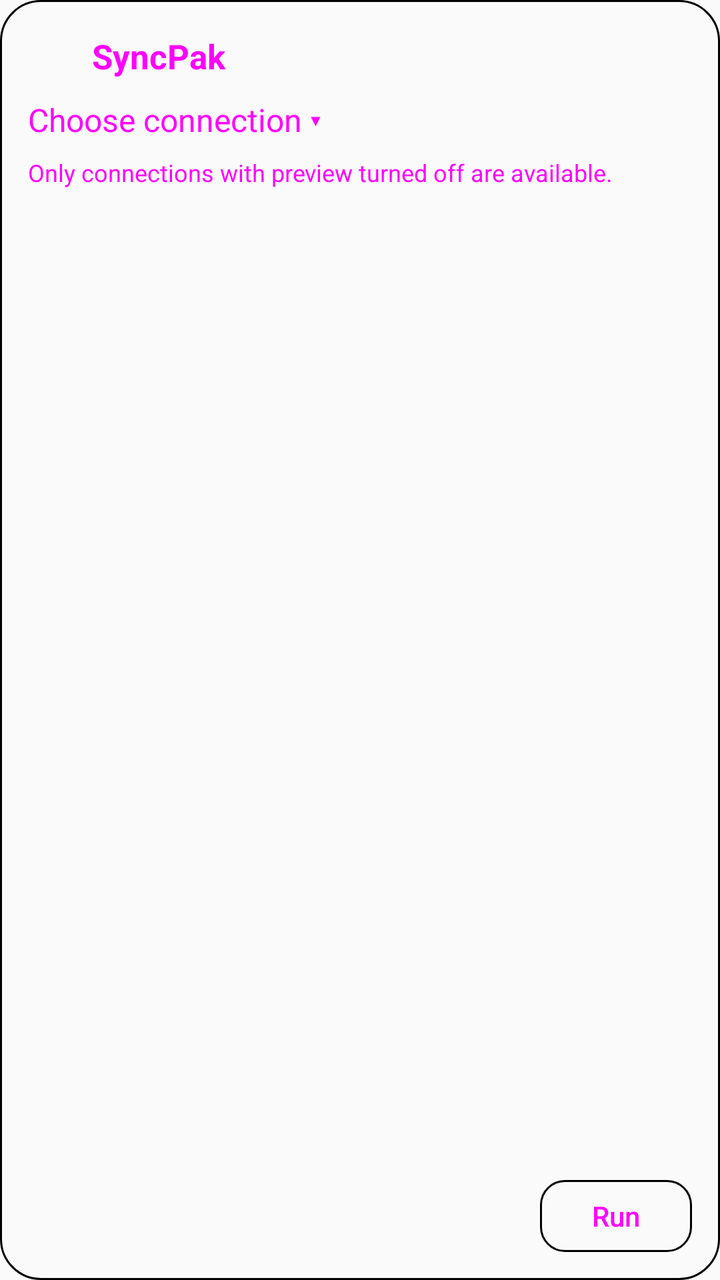
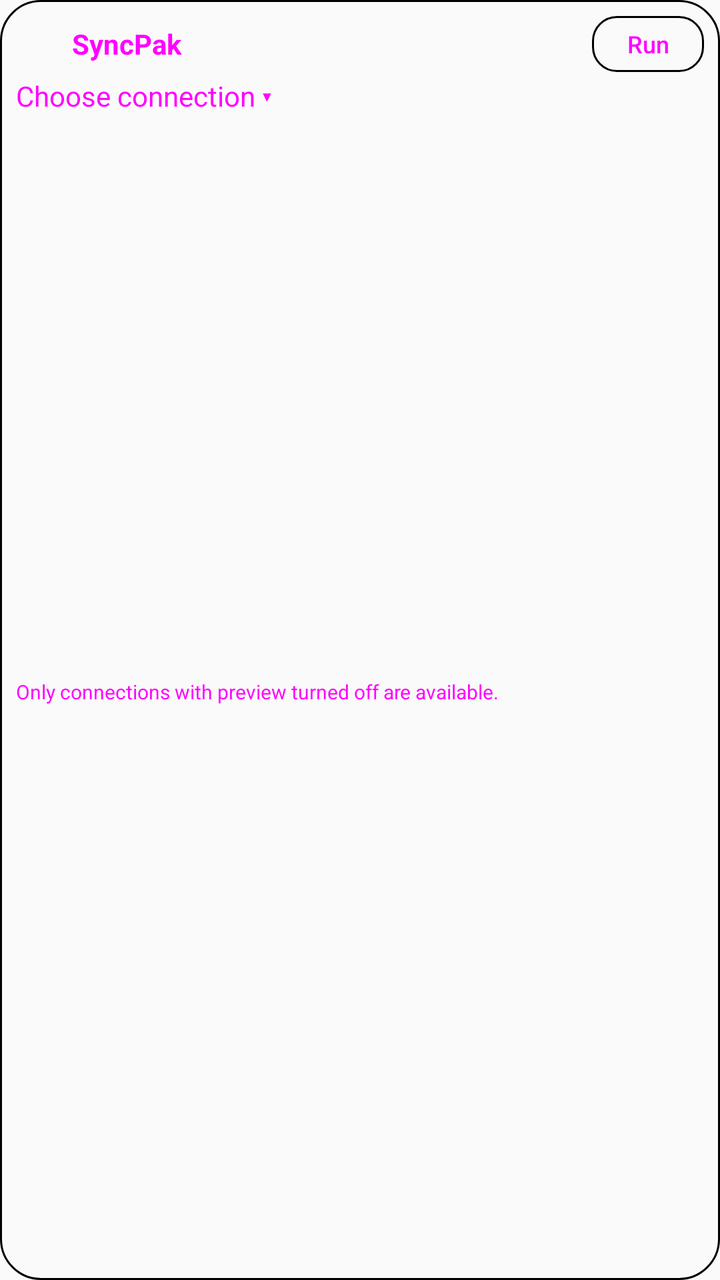

An Android layout rendered at two revisions. The XML below is the earlier revision; the diff shows what the commit changed to produce the second picture.
<!-- AndroidManifest.xml: application theme android:Theme.Material.Light.NoActionBar -->
<!-- res/layout/widget_sync_content.xml -->
<LinearLayout xmlns:android="http://schemas.android.com/apk/res/android"
    android:layout_width="match_parent" android:layout_height="match_parent" android:orientation="vertical"
    android:padding="14dp" android:background="@drawable/widget_background">
    <LinearLayout android:layout_width="match_parent" android:layout_height="28dp" android:gravity="center_vertical">
        <ImageView android:id="@+id/widget_icon" android:layout_width="24dp" android:layout_height="24dp" android:src="@drawable/ic_widget_syncpak" android:contentDescription="Open SyncPak" />
        <TextView android:layout_width="wrap_content" android:layout_height="wrap_content" android:layout_marginStart="8dp" android:id="@+id/widget_app_name" android:text="SyncPak" android:textColor="@color/widget_button_foreground" android:textSize="17sp" android:textStyle="bold" />
    </LinearLayout>
    <TextView android:id="@+id/widget_connection" android:layout_width="match_parent" android:layout_height="36dp" android:gravity="center_vertical" android:text="Choose connection ▾" android:textColor="@color/widget_button_foreground" android:textSize="16sp" android:maxLines="1" android:ellipsize="end" />
    <TextView android:id="@+id/widget_disclaimer" android:layout_width="match_parent" android:layout_height="wrap_content" android:text="Only connections with preview turned off are available." android:textColor="@color/widget_button_foreground" android:textSize="12sp" android:maxLines="3" android:ellipsize="end" />
    <TextView android:id="@+id/widget_status" android:layout_width="match_parent" android:layout_height="wrap_content" android:textColor="?attr/widgetPrimary" android:textSize="13sp" android:maxLines="2" android:ellipsize="end" android:visibility="gone" android:accessibilityLiveRegion="polite" />
    <LinearLayout android:layout_width="match_parent" android:layout_height="0dp" android:layout_weight="1" />
    <Button android:id="@+id/widget_run" android:layout_width="wrap_content" android:layout_height="36dp" android:layout_gravity="end" android:layout_marginTop="4dp" android:minWidth="76dp" android:minHeight="0dp" android:background="@drawable/widget_button" android:paddingHorizontal="12dp" android:text="Run" android:textColor="@color/widget_button_foreground" android:textSize="14sp" android:textAllCaps="false" />
</LinearLayout>
<!-- resources referenced by this layout -->
<resources>
  <!-- drawable ic_widget_syncpak (drawable) -->
  <vector xmlns:android="http://schemas.android.com/apk/res/android" android:width="48dp" android:height="48dp" android:viewportWidth="256" android:viewportHeight="256">
      
      <path android:fillColor="?attr/widgetBackground" android:pathData="M48,0H208Q256,0 256,48V208Q256,256 208,256H48Q0,256 0,208V48Q0,0 48,0" />
      <path android:fillColor="?attr/widgetPrimary" android:pathData="M44,76h68l20,24h80v100H44z" />
      <path android:fillColor="#00000000" android:strokeColor="?attr/widgetBackground" android:strokeWidth="12" android:strokeLineCap="round" android:strokeLineJoin="round" android:pathData="M76,128h100m-24,-24l24,24 -24,24M180,172H80m24,-24l-24,24 24,24" />
  </vector>
  <!-- drawable widget_background (drawable) -->
  <shape xmlns:android="http://schemas.android.com/apk/res/android" android:shape="rectangle">
      <solid android:color="?attr/widgetBackground" />
      <corners android:radius="20dp" />
      <stroke android:width="1dp" android:color="?attr/widgetPrimary" />
  </shape>
  <!-- drawable widget_button (drawable) -->
  <selector xmlns:android="http://schemas.android.com/apk/res/android">
      <item android:state_enabled="false"><shape>
          <solid android:color="?attr/widgetBackground" />
          <stroke android:width="1dp" android:color="?attr/widgetDisabledPrimary" />
          <corners android:radius="12dp" />
      </shape></item>
      <item><shape>
          <solid android:color="?attr/widgetBackground" />
          <stroke android:width="1dp" android:color="?attr/widgetPrimary" />
          <corners android:radius="12dp" />
      </shape></item>
  </selector>
</resources>

<!-- the commit's change to res/layout/widget_sync_content.xml (unified diff, before → after) -->
@@ -1,13 +1,14 @@
 <LinearLayout xmlns:android="http://schemas.android.com/apk/res/android"
     android:layout_width="match_parent" android:layout_height="match_parent" android:orientation="vertical"
-    android:padding="14dp" android:background="@drawable/widget_background">
+    android:padding="8dp" android:background="@drawable/widget_background">
     <LinearLayout android:layout_width="match_parent" android:layout_height="28dp" android:gravity="center_vertical">
-        <ImageView android:id="@+id/widget_icon" android:layout_width="24dp" android:layout_height="24dp" android:src="@drawable/ic_widget_syncpak" android:contentDescription="Open SyncPak" />
-        <TextView android:layout_width="wrap_content" android:layout_height="wrap_content" android:layout_marginStart="8dp" android:id="@+id/widget_app_name" android:text="SyncPak" android:textColor="@color/widget_button_foreground" android:textSize="17sp" android:textStyle="bold" />
+        <ImageView android:id="@+id/widget_icon" android:layout_width="22dp" android:layout_height="22dp" android:src="@drawable/ic_widget_syncpak" android:contentDescription="Open SyncPak" />
+        <TextView android:id="@+id/widget_app_name" android:layout_width="0dp" android:layout_weight="1" android:layout_height="match_parent" android:layout_marginHorizontal="6dp" android:gravity="center_vertical" android:text="SyncPak" android:textColor="@color/widget_button_foreground" android:textSize="14sp" android:textStyle="bold" android:maxLines="1" android:ellipsize="end" />
+        <Button android:id="@+id/widget_run" android:layout_width="wrap_content" android:layout_height="28dp" android:minWidth="56dp" android:minHeight="0dp" android:background="@drawable/widget_button" android:paddingHorizontal="8dp" android:text="Run" android:textColor="@color/widget_button_foreground" android:textSize="12sp" android:textAllCaps="false" />
     </LinearLayout>
-    <TextView android:id="@+id/widget_connection" android:layout_width="match_parent" android:layout_height="36dp" android:gravity="center_vertical" android:text="Choose connection ▾" android:textColor="@color/widget_button_foreground" android:textSize="16sp" android:maxLines="1" android:ellipsize="end" />
-    <TextView android:id="@+id/widget_disclaimer" android:layout_width="match_parent" android:layout_height="wrap_content" android:text="Only connections with preview turned off are available." android:textColor="@color/widget_button_foreground" android:textSize="12sp" android:maxLines="3" android:ellipsize="end" />
-    <TextView android:id="@+id/widget_status" android:layout_width="match_parent" android:layout_height="wrap_content" android:textColor="?attr/widgetPrimary" android:textSize="13sp" android:maxLines="2" android:ellipsize="end" android:visibility="gone" android:accessibilityLiveRegion="polite" />
-    <LinearLayout android:layout_width="match_parent" android:layout_height="0dp" android:layout_weight="1" />
-    <Button android:id="@+id/widget_run" android:layout_width="wrap_content" android:layout_height="36dp" android:layout_gravity="end" android:layout_marginTop="4dp" android:minWidth="76dp" android:minHeight="0dp" android:background="@drawable/widget_button" android:paddingHorizontal="12dp" android:text="Run" android:textColor="@color/widget_button_foreground" android:textSize="14sp" android:textAllCaps="false" />
+    <TextView android:id="@+id/widget_connection" android:layout_width="match_parent" android:layout_height="24dp" android:gravity="center_vertical" android:text="Choose connection ▾" android:textColor="@color/widget_button_foreground" android:textSize="14sp" android:maxLines="1" android:ellipsize="end" />
+    <FrameLayout android:layout_width="match_parent" android:layout_height="0dp" android:layout_weight="1">
+        <TextView android:id="@+id/widget_disclaimer" android:layout_width="match_parent" android:layout_height="match_parent" android:gravity="center_vertical" android:text="Only connections with preview turned off are available." android:textColor="@color/widget_button_foreground" android:textSize="10sp" android:maxLines="2" android:ellipsize="end" />
+        <TextView android:id="@+id/widget_status" android:layout_width="match_parent" android:layout_height="match_parent" android:gravity="center_vertical" android:textColor="?attr/widgetPrimary" android:textSize="10sp" android:maxLines="2" android:ellipsize="end" android:visibility="gone" android:accessibilityLiveRegion="polite" />
+    </FrameLayout>
 </LinearLayout>
